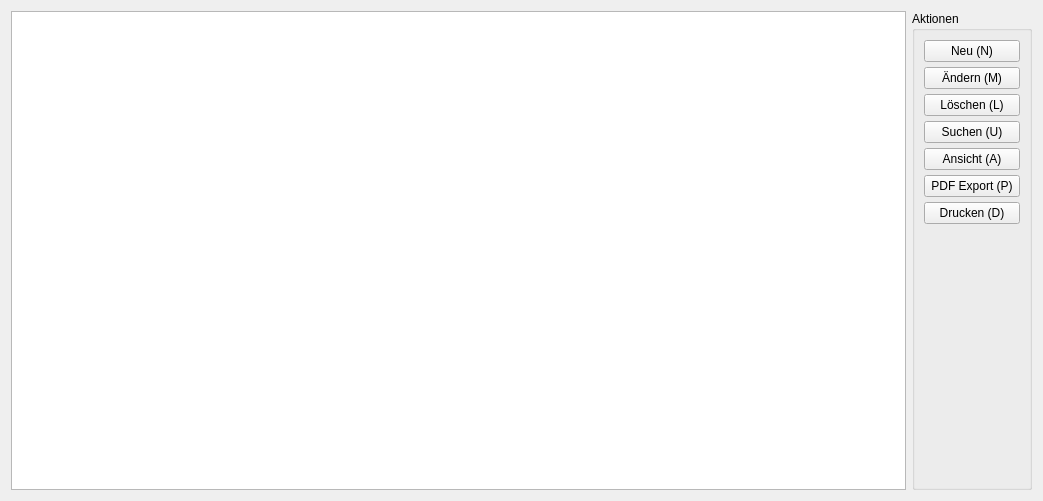
First picture: the form in form/basetab.ui, repository romanweissflog/FAKT, before the edit.
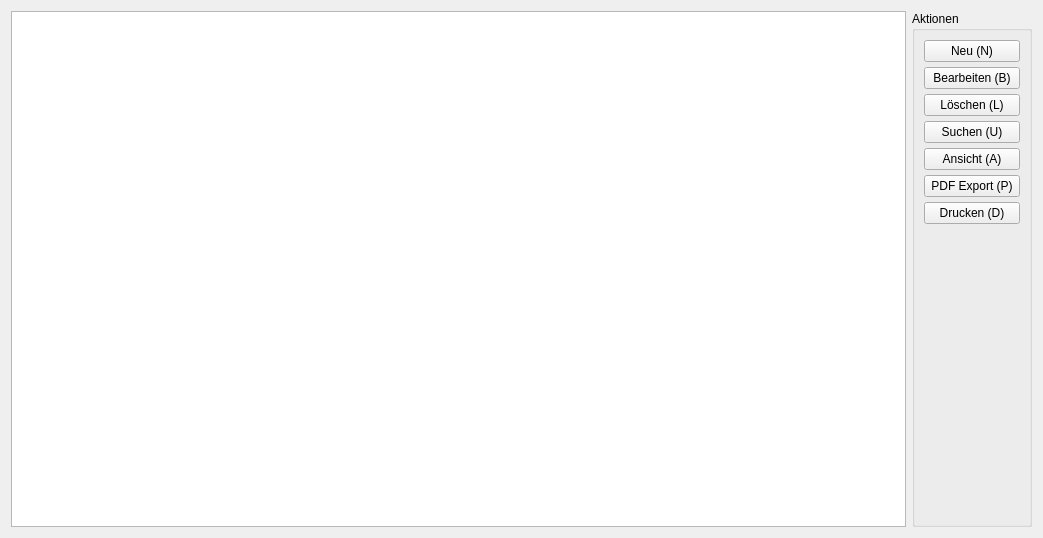
Second picture: the form after the edit. Custom widgets are drawn as their Qt base class.

```diff
--- a/form/basetab.ui
+++ b/form/basetab.ui
@@ -7,7 +7,7 @@
     <x>0</x>
     <y>0</y>
     <width>1043</width>
-    <height>501</height>
+    <height>538</height>
    </rect>
   </property>
   <property name="windowTitle">
@@ -44,7 +44,7 @@
         <item>
          <widget class="QPushButton" name="editEntry">
           <property name="text">
-           <string>Ändern (M)</string>
+           <string>Bearbeiten (B)</string>
           </property>
          </widget>
         </item>
```
